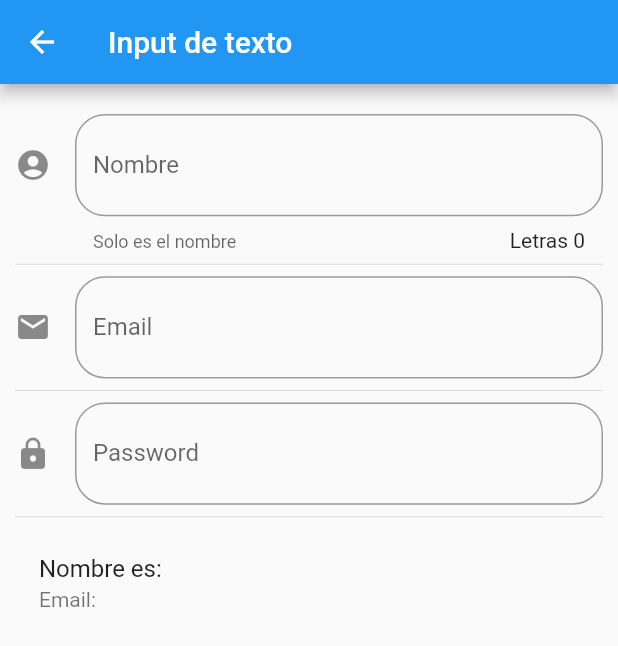
After one commit to DilanUriostegui/componentes-, a Flutter app: the InputPage screen opened by its route, on a phone screen of 412 x 824 dp. The commit adds this screen. Shown: the top 646 px of the screen. Run offline on Flutter 3.47's test engine with Material 2 defaults, Android fonts, the phone set to English and light mode, and no system bars.

Commit message:
Se agrego la pagina de AnimatedContaines y de Inputs

```diff
--- a/data/menu_opts.json
+++ b/data/menu_opts.json
@@ -15,6 +15,16 @@
             "ruta" : "card",
             "icon" : "folder_open",
             "texto": "Cards - Tarjetas"
+        },
+        {
+            "ruta" : "animatedContainer",
+            "icon" : "donut_large",
+            "texto": "Animated Container"
+        },
+        {
+            "ruta" : "inputs",
+            "icon" : "input",
+            "texto": "Inputs"
         }
     ]
 }
--- /dev/null
+++ b/lib/src/pages/input_page.dart
@@ -0,0 +1,109 @@
+import 'package:flutter/material.dart';
+
+class InputPage extends StatefulWidget {
+  @override
+  _InputPageState createState() => _InputPageState();
+}
+
+class _InputPageState extends State<InputPage> {
+
+  String _nombre = '';
+  String _email = '';
+
+
+
+  @override
+  Widget build(BuildContext context) {
+    return Scaffold(
+      appBar: AppBar(
+        title: Text('Input de texto')
+      ),
+      body: ListView(
+        padding: EdgeInsets.symmetric(horizontal: 10.0, vertical: 20.0),
+        children: [
+          _crearInput(),
+          Divider(),
+          _crearEmail(),
+          Divider(),
+          _crearPassword(),
+          Divider(),
+          _crearPersona(),
+        ],
+      ),
+
+    );
+  }
+
+  Widget _crearInput() {
+    return TextField(
+      //autofocus: true,
+      textCapitalization: TextCapitalization.sentences,
+      decoration: InputDecoration(
+        border: OutlineInputBorder(
+          borderRadius: BorderRadius.circular(20.0)
+        ),
+        counter: Text('Letras ${ _nombre.length }'),
+        hintText: 'Nombre de la persona',
+        labelText: 'Nombre',
+        helperText: 'Solo es el nombre',
+        suffix: Icon(Icons.accessibility),
+        icon: Icon(Icons.account_circle),
+      ),
+      onChanged: (valor){
+        setState(() {
+          _nombre = valor;
+        });
+
+
+      },
+    );
+  }
+Widget _crearPersona(){
+    return ListTile(
+      title: Text('Nombre es: $_nombre'),
+      subtitle: Text('Email: $_email'),
+    );
+  }
+
+Widget _crearEmail(){
+  return TextField(
+      keyboardType: TextInputType.emailAddress,
+      decoration: InputDecoration(
+        border: OutlineInputBorder(
+          borderRadius: BorderRadius.circular(20.0)
+        ),
+        hintText: 'Email',
+        labelText: 'Email',
+        suffix: Icon(Icons.alternate_email),
+        icon: Icon(Icons.email),
+      ),
+      onChanged: (valor) => setState(() {
+          _email = valor;
+        })
+    );
+
+}
+
+
+Widget _crearPassword(){
+  return TextField(
+      obscureText: true,
+      decoration: InputDecoration(
+        border: OutlineInputBorder(
+          borderRadius: BorderRadius.circular(20.0)
+        ),
+        hintText: 'Password',
+        labelText: 'Password',
+        suffix: Icon(Icons.lock_open),
+        icon: Icon(Icons.lock),
+      ),
+      onChanged: (valor) => setState(() {
+          _email = valor;
+        })
+    );
+
+}
+
+
+
+}
--- a/lib/src/routes/routes.dart
+++ b/lib/src/routes/routes.dart
@@ -5,6 +5,9 @@ import 'package:componentes/src/pages/alert_page.dart';
 import 'package:componentes/src/pages/avatar_page.dart';
 import 'package:componentes/src/pages/home_page.dart';
 import 'package:componentes/src/pages/cart_page.dart';
+import 'package:componentes/src/pages/animated_container.dart';
+import 'package:componentes/src/pages/input_page.dart';
+
 
 
 
@@ -14,6 +17,8 @@ Map<String, WidgetBuilder> getApplicationRoutes(){
         'alert' : ( BuildContext context ) =>AlertPage(),
         'avatar' : ( BuildContext context ) => AvatarPage(),
         'card' : ( BuildContext context ) =>CardPage(),
+        'animatedContainer' : ( BuildContext context ) =>AnimatedContainerPage(),
+        'inputs' : ( BuildContext context ) =>InputPage(),
   };
 
 }
--- a/lib/src/utils/icono_string_util.dart
+++ b/lib/src/utils/icono_string_util.dart
@@ -4,6 +4,8 @@ final _icons = <String, IconData>{
   'add_alert'     : Icons.add_alert,
   'accessibility' : Icons.accessibility,
   'folder_open'   : Icons.folder_open,
+  'donut_large'   : Icons.donut_large,
+  'input'         : Icons.input,
 
 
 
```
Also changed, not shown: lib/src/pages/animated_container.dart (added, +62 -0 lines).
